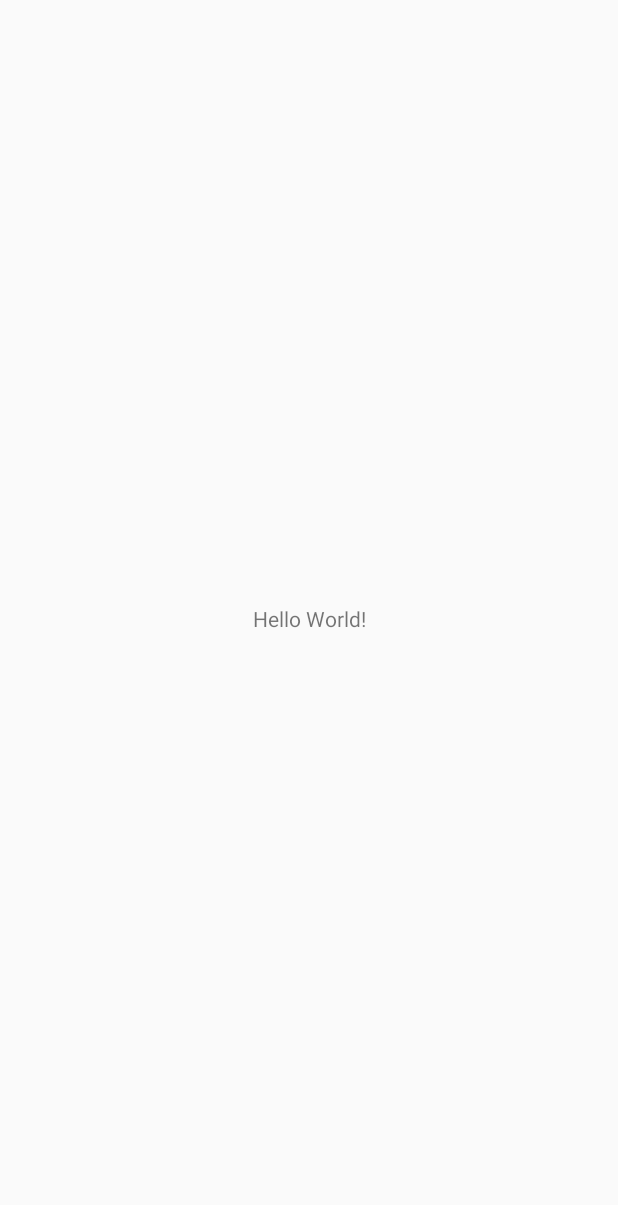
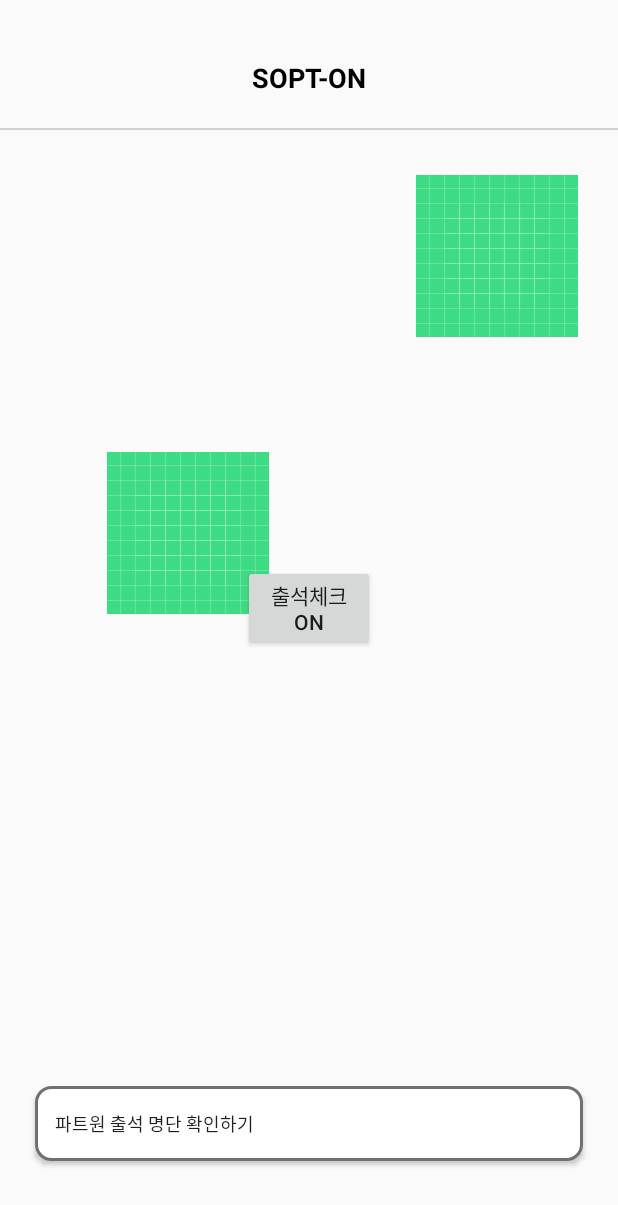
Before and after one commit to SOPTKATHON-SoptOn/Sopt-On, an Android app: the MainActivity screen opened directly, with no data from a screen before it, on a phone screen of 412 x 824 dp. Before the commit the part shown is almost empty. Shown: the top 1205 px of the screen. Run offline under Robolectric (Android 15) with nearby library versions, the phone set to English and light mode, and no system bars.

Commit message:
add Main

```diff
--- a/app/src/main/java/com/example/sopkathon/MainActivity.kt
+++ b/app/src/main/java/com/example/sopkathon/MainActivity.kt
@@ -5,9 +5,11 @@ import android.os.Bundle
 
 class MainActivity : AppCompatActivity() {
 
-    ///
+
     override fun onCreate(savedInstanceState: Bundle?) {
         super.onCreate(savedInstanceState)
         setContentView(R.layout.activity_main)
+
+
     }
 }
--- /dev/null
+++ b/app/src/main/res/drawable/main_button.xml
@@ -0,0 +1,11 @@
+<?xml version="1.0" encoding="utf-8"?>
+<selector xmlns:android="http://schemas.android.com/apk/res/android">
+    <item>
+        <shape>
+            <size android:width="300dp" android:height="50dp"/>
+            <solid android:color="#ffffff"/>
+            <stroke android:color="#707070" android:width="2dp"/>
+            <corners android:radius="10dp"/>
+        </shape>
+    </item>
+</selector>
--- a/app/src/main/res/layout/activity_main.xml
+++ b/app/src/main/res/layout/activity_main.xml
@@ -6,13 +6,65 @@
     android:layout_height="match_parent"
     tools:context=".MainActivity">
 
-    <TextView
+    <include
+        android:id="@+id/main_toolbar"
+        layout="@layout/register_toolbar" />
+
+    <Button
+        android:id="@+id/green_image"
         android:layout_width="wrap_content"
         android:layout_height="wrap_content"
-        android:text="Hello World!"
+        android:text="출석체크\nON"
+        app:layout_constraintStart_toStartOf="parent"
+        app:layout_constraintEnd_toEndOf="parent"
+        app:layout_constraintTop_toBottomOf="@id/underLine"
+        app:layout_constraintBottom_toTopOf="@id/check_button" />
+
+    <ImageView
+        android:id="@+id/red_image"
+        android:layout_width="wrap_content"
+        android:layout_height="wrap_content"
+        android:layout_marginBottom="100dp"
+        app:layout_constraintStart_toStartOf="parent"
+        app:layout_constraintEnd_toEndOf="@id/green_image"
+        app:layout_constraintTop_toBottomOf="@id/underLine"
+        app:layout_constraintBottom_toTopOf="@id/check_button"
+        android:src="@drawable/ic_launcher_background" />
+
+
+    <ImageView
+        android:id="@+id/yellow_image"
+        android:layout_width="wrap_content"
+        android:layout_height="wrap_content"
+        android:layout_marginTop="30dp"
+        app:layout_constraintEnd_toEndOf="parent"
+        app:layout_constraintStart_toEndOf="@+id/green_image"
+        app:layout_constraintTop_toBottomOf="@id/underLine"
+        android:src="@drawable/ic_launcher_background" />
+
+    <View
+        android:id="@+id/underLine"
+        android:layout_width="0dp"
+        android:layout_height="1dp"
+        android:background="#d1d1d1"
+        android:layout_marginTop="5dp"
+        app:layout_constraintTop_toBottomOf="@id/main_toolbar"
+        app:layout_constraintStart_toStartOf="parent"
+        app:layout_constraintEnd_toEndOf="parent" />
+
+    <Button
+        android:id="@+id/check_button"
+        android:gravity="center_vertical"
+        android:text="파트원 출석 명단 확인하기"
+        android:textSize="12sp"
+        android:layout_width="match_parent"
+        android:layout_height="wrap_content"
+        android:background="@drawable/main_button"
+        app:layout_constraintStart_toStartOf="parent"
         app:layout_constraintBottom_toBottomOf="parent"
-        app:layout_constraintLeft_toLeftOf="parent"
-        app:layout_constraintRight_toRightOf="parent"
-        app:layout_constraintTop_toTopOf="parent" />
+        android:paddingLeft="13dp"
+        android:layout_marginLeft="23dp"
+        android:layout_marginRight="23dp"
+        android:layout_marginBottom="50dp"/>
 
 </androidx.constraintlayout.widget.ConstraintLayout>
```
